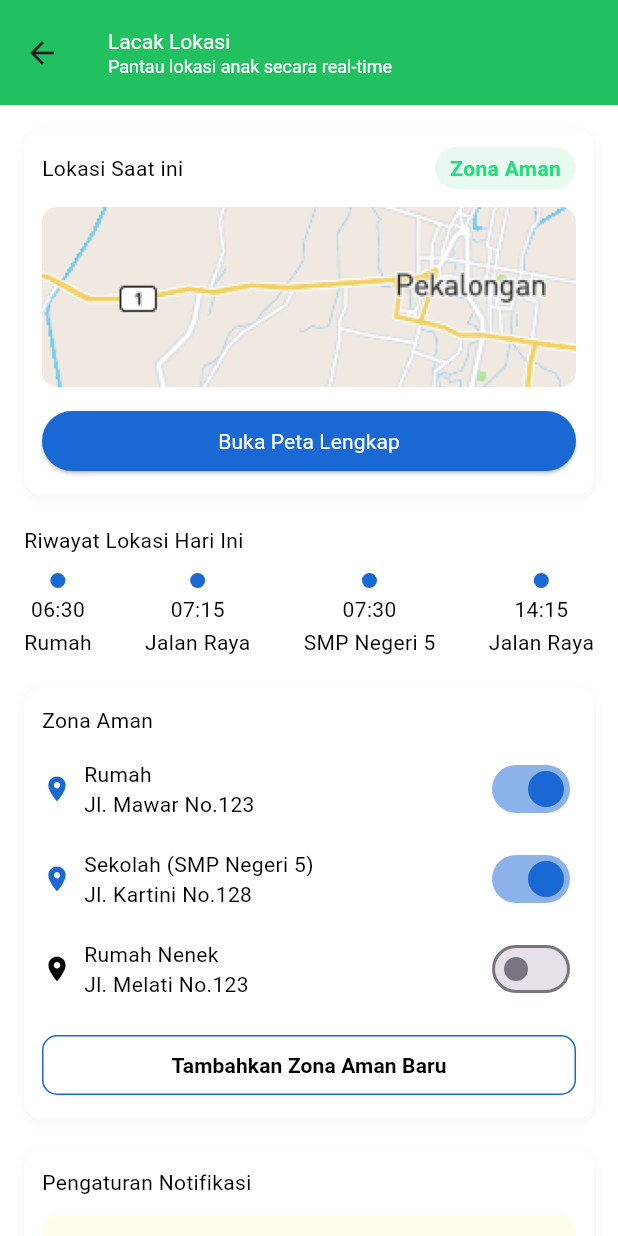
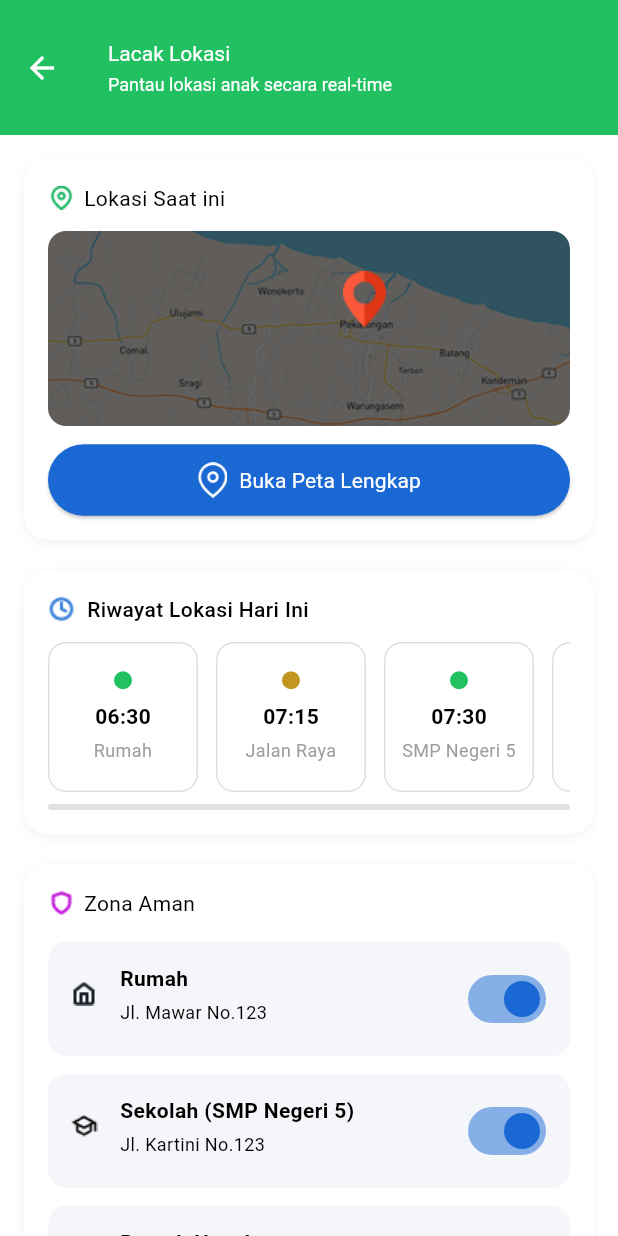
Before and after one commit to dhimskyyy/gen_app, a Flutter app: the LocationScreen screen opened by its route, on a phone screen of 412 x 824 dp. Run offline on Flutter 3.47's test engine with Material 3 defaults, Android fonts, the phone set to English and light mode, and no system bars; Roboto replaces fonts that are missing (YourFont).

Commit message:
merapihkan location_screen, menambahkan icons,images & app_colors

```diff
--- a/lib/location/location_screen.dart
+++ b/lib/location/location_screen.dart
@@ -11,33 +11,38 @@ class LocationScreen extends StatelessWidget {
       backgroundColor: AppColors.white,
       appBar: AppBar(
         backgroundColor: AppColors.greenSoft,
+        elevation: 0,
+        toolbarHeight: 90,
+        leading: IconButton(
+          icon: const Icon(Icons.arrow_back, color: Colors.white),
+          onPressed: () => Navigator.pop(context),
+        ),
         title: Column(
           crossAxisAlignment: CrossAxisAlignment.start,
           children: [
             Text('Lacak Lokasi', style: AppTextStyles.textWhite),
+            const SizedBox(height: 4),
             Text(
               'Pantau lokasi anak secara real-time',
               style: AppTextStyles.extraSmallWhite,
             ),
           ],
         ),
-        toolbarHeight: 70,
       ),
       body: SingleChildScrollView(
         child: Padding(
-          padding: const EdgeInsets.all(16.0),
+          padding: const EdgeInsets.all(16),
           child: Column(
             crossAxisAlignment: CrossAxisAlignment.start,
             children: [
               _currentLocationCard(),
               const SizedBox(height: 20),
-              Text('Riwayat Lokasi Hari Ini', style: AppTextStyles.textReguler),
-              const SizedBox(height: 12),
-              _locationHistory(),
+              _locationHistorySection(),
               const SizedBox(height: 20),
               _safeZoneCard(),
               const SizedBox(height: 20),
               _notificationSettings(),
+              const SizedBox(height: 20),
             ],
           ),
         ),
@@ -47,14 +52,14 @@ class LocationScreen extends StatelessWidget {
 
   Widget _currentLocationCard() {
     return Container(
-      padding: const EdgeInsets.all(12),
+      padding: const EdgeInsets.all(16),
       decoration: BoxDecoration(
         color: AppColors.white,
-        borderRadius: BorderRadius.circular(12),
+        borderRadius: BorderRadius.circular(16),
         boxShadow: [
           BoxShadow(
             color: AppColors.shadowSoft,
-            blurRadius: 5,
+            blurRadius: 6,
             offset: const Offset(0, 2),
           ),
         ],
@@ -63,44 +68,48 @@ class LocationScreen extends StatelessWidget {
         crossAxisAlignment: CrossAxisAlignment.start,
         children: [
           Row(
-            mainAxisAlignment: MainAxisAlignment.spaceBetween,
             children: [
+              Image.asset('assets/icons/map_pin.png', width: 18),
+              const SizedBox(width: 6),
               Text('Lokasi Saat ini', style: AppTextStyles.textReguler),
-              Container(
-                padding: const EdgeInsets.symmetric(
-                  horizontal: 10,
-                  vertical: 4,
+            ],
           ),
-                decoration: BoxDecoration(
-                  color: AppColors.greenSoft.withOpacity(0.1),
-                  borderRadius: BorderRadius.circular(20),
+          const SizedBox(height: 12),
+          Stack(
+            children: [
+              ClipRRect(
+                borderRadius: BorderRadius.circular(12),
+                child: Image.asset(
+                  'assets/images/Basemap.png',
+                  height: 130,
+                  width: double.infinity,
+                  fit: BoxFit.cover,
                 ),
-                child: Text('Zona Aman', style: AppTextStyles.zone),
+              ),
+              Positioned(
+                top: 25,
+                left: 195,
+                child: Image.asset(
+                  'assets/icons/Vector.png',
+                  width: 32, // Sesuaikan ukuran icon
+                ),
               ),
             ],
           ),
           const SizedBox(height: 12),
-          ClipRRect(
-            borderRadius: BorderRadius.circular(10),
-            child: Image.asset(
-              'assets/images/maps.png',
-              height: 120,
-              width: double.infinity,
-              fit: BoxFit.cover,
-            ),
-          ),
-          const SizedBox(height: 12),
           SizedBox(
             width: double.infinity,
-            child: ElevatedButton(
+            child: ElevatedButton.icon(
               onPressed: () {},
               style: ElevatedButton.styleFrom(
                 backgroundColor: AppColors.primary,
                 shape: RoundedRectangleBorder(
-                  borderRadius: BorderRadius.circular(20),
+                  borderRadius: BorderRadius.circular(28),
                 ),
+                padding: const EdgeInsets.symmetric(vertical: 12),
               ),
-              child: Text('Buka Peta Lengkap', style: AppTextStyles.textWhite),
+              icon: Image.asset('assets/icons/point_icon.png', width: 20),
+              label: Text('Buka Peta Lengkap', style: AppTextStyles.textWhite),
             ),
           ),
         ],
@@ -108,40 +117,30 @@ class LocationScreen extends StatelessWidget {
     );
   }
 
-  Widget _locationHistory() {
-    return Row(
-      mainAxisAlignment: MainAxisAlignment.spaceBetween,
-      children: [
-        locationHistoryItem('06:30', 'Rumah'),
-        locationHistoryItem('07:15', 'Jalan Raya'),
-        locationHistoryItem('07:30', 'SMP Negeri 5'),
-        locationHistoryItem('14:15', 'Jalan Raya'),
-      ],
-    );
-  }
+  Widget _locationHistorySection() {
+    final ScrollController _scrollController = ScrollController();
 
-  Widget locationHistoryItem(String time, String location) {
-    return Column(
-      children: [
-        CircleAvatar(radius: 5, backgroundColor: AppColors.primary),
-        const SizedBox(height: 4),
-        Text(time, style: AppTextStyles.textReguler),
-        const SizedBox(height: 2),
-        Text(location, style: AppTextStyles.textReguler),
-      ],
-    );
-  }
+    return StatefulBuilder(
+      builder: (context, setState) {
+        double scrollProgress = 0;
 
-  Widget _safeZoneCard() {
+        _scrollController.addListener(() {
+          final maxScroll = _scrollController.position.maxScrollExtent;
+          final currentScroll = _scrollController.position.pixels;
+          setState(() {
+            scrollProgress = (maxScroll == 0) ? 0 : currentScroll / maxScroll;
+          });
+        });
+
         return Container(
-      padding: const EdgeInsets.all(12),
+          padding: const EdgeInsets.all(16),
           decoration: BoxDecoration(
             color: AppColors.white,
-        borderRadius: BorderRadius.circular(12),
+            borderRadius: BorderRadius.circular(16),
             boxShadow: [
               BoxShadow(
                 color: AppColors.shadowSoft,
-            blurRadius: 5,
+                blurRadius: 6,
                 offset: const Offset(0, 2),
               ),
             ],
@@ -149,27 +148,172 @@ class LocationScreen extends StatelessWidget {
           child: Column(
             crossAxisAlignment: CrossAxisAlignment.start,
             children: [
+              Row(
+                children: [
+                  Image.asset('assets/icons/clock.png', width: 18, height: 18),
+                  const SizedBox(width: 8),
+                  Text(
+                    'Riwayat Lokasi Hari Ini',
+                    style: AppTextStyles.textReguler.copyWith(
+                      fontWeight: FontWeight.w500,
+                    ),
+                  ),
+                ],
+              ),
+              const SizedBox(height: 12),
+              SizedBox(
+                height: 100,
+                child: ListView(
+                  controller: _scrollController,
+                  scrollDirection: Axis.horizontal,
+                  children: [
+                    _historyItem('06:30', 'Rumah', AppColors.greenSoft),
+                    _historyItem('07:15', 'Jalan Raya', AppColors.orangeSoft),
+                    _historyItem('07:30', 'SMP Negeri 5', AppColors.greenSoft),
+                    _historyItem('14:15', 'Jalan Raya', AppColors.orangeSoft),
+                    _historyItem('16:00', 'Rumah Nenek', AppColors.greenSoft),
+                  ],
+                ),
+              ),
+              const SizedBox(height: 8),
+              // Scroll progress bar
+              LayoutBuilder(
+                builder: (context, constraints) {
+                  return Stack(
+                    children: [
+                      Container(
+                        height: 4,
+                        width: double.infinity,
+                        decoration: BoxDecoration(
+                          color: AppColors.lightGrey,
+                          borderRadius: BorderRadius.circular(2),
+                        ),
+                      ),
+                      AnimatedContainer(
+                        duration: const Duration(milliseconds: 100),
+                        height: 4,
+                        width: constraints.maxWidth * scrollProgress,
+                        decoration: BoxDecoration(
+                          color: Colors.black,
+                          borderRadius: BorderRadius.circular(2),
+                        ),
+                      ),
+                    ],
+                  );
+                },
+              ),
+            ],
+          ),
+        );
+      },
+    );
+  }
+
+  Widget _historyItem(String time, String label, Color dotColor) {
+    return Container(
+      width: 100,
+      margin: const EdgeInsets.only(right: 12),
+      padding: const EdgeInsets.symmetric(horizontal: 8, vertical: 12),
+      decoration: BoxDecoration(
+        color: AppColors.white,
+        borderRadius: BorderRadius.circular(12),
+        border: Border.all(color: AppColors.lightGrey),
+      ),
+      child: Column(
+        mainAxisAlignment: MainAxisAlignment.center,
+        children: [
+          Container(
+            width: 12,
+            height: 12,
+            decoration: BoxDecoration(color: dotColor, shape: BoxShape.circle),
+          ),
+          const SizedBox(height: 8),
+          Text(
+            time,
+            style: AppTextStyles.textReguler.copyWith(
+              fontWeight: FontWeight.w600,
+              fontSize: 14,
+            ),
+          ),
+          const SizedBox(height: 4),
+          Text(
+            label,
+            textAlign: TextAlign.center,
+            maxLines: 2,
+            overflow: TextOverflow.ellipsis,
+            style: AppTextStyles.textEmail.copyWith(
+              fontSize: 12,
+              color: AppColors.grey,
+            ),
+          ),
+        ],
+      ),
+    );
+  }
+
+  Widget _safeZoneCard() {
+    return Container(
+      padding: const EdgeInsets.all(16),
+      decoration: BoxDecoration(
+        color: AppColors.white,
+        borderRadius: BorderRadius.circular(16),
+        boxShadow: [
+          BoxShadow(
+            color: AppColors.shadowSoft,
+            blurRadius: 6,
+            offset: const Offset(0, 2),
+          ),
+        ],
+      ),
+      child: Column(
+        crossAxisAlignment: CrossAxisAlignment.start,
+        children: [
+          Row(
+            children: [
+              Image.asset('assets/icons/shield.png', width: 18),
+              const SizedBox(width: 6),
               Text('Zona Aman', style: AppTextStyles.textReguler),
+            ],
+          ),
+          const SizedBox(height: 16),
+          _safeZoneItem(
+            title: 'Rumah',
+            address: 'Jl. Mawar No.123',
+            active: true,
+            iconFile: 'home.png',
+          ),
           const SizedBox(height: 12),
-          safeZoneItem('Rumah', 'Jl. Mawar No.123', true),
+          _safeZoneItem(
+            title: 'Sekolah (SMP Negeri 5)',
+            address: 'Jl. Kartini No.123',
+            active: true,
+            iconFile: 'school.png',
+          ),
           const SizedBox(height: 12),
-          safeZoneItem('Sekolah (SMP Negeri 5)', 'Jl. Kartini No.128', true),
-          const SizedBox(height: 12),
-          safeZoneItem('Rumah Nenek', 'Jl. Melati No.123', false),
-          const SizedBox(height: 16),
+          _safeZoneItem(
+            title: 'Rumah Nenek',
+            address: 'Jl. Melati No.123',
+            active: false,
+            iconFile: 'home.png',
+          ),
+          const SizedBox(height: 20),
           SizedBox(
             width: double.infinity,
-            child: OutlinedButton(
+            child: ElevatedButton.icon(
               onPressed: () {},
-              style: OutlinedButton.styleFrom(
-                side: BorderSide(color: AppColors.primary),
-                shape: RoundedRectangleBorder(
-                  borderRadius: BorderRadius.circular(10),
+              icon: const Icon(Icons.add, color: Colors.white),
+              label: Text(
+                'Tambahkan Zona Aman Baru',
+                style: AppTextStyles.textWhite.copyWith(
+                  fontWeight: FontWeight.bold,
                 ),
               ),
-              child: Text(
-                'Tambahkan Zona Aman Baru',
-                style: AppTextStyles.button,
+              style: ElevatedButton.styleFrom(
+                backgroundColor: AppColors.primary,
+                shape: RoundedRectangleBorder(
+                  borderRadius: BorderRadius.circular(28),
+                ),
+                padding: const EdgeInsets.symmetric(vertical: 14),
               ),
             ),
           ),
@@ -178,46 +322,68 @@ class LocationScreen extends StatelessWidget {
     );
   }
 
-  Widget safeZoneItem(String title, String address, bool isActive) {
-    return Row(
+  Widget _safeZoneItem({
+    required String title,
+    required String address,
+    required bool active,
+    required String iconFile,
+  }) {
+    return Container(
+      padding: const EdgeInsets.symmetric(horizontal: 12, vertical: 14),
+      decoration: BoxDecoration(
+        color: const Color(0xFFF5F6FA), // Abu-abu soft sesuai desain Figma
+        borderRadius: BorderRadius.circular(12),
+      ),
+      child: Row(
         mainAxisAlignment: MainAxisAlignment.spaceBetween,
+        crossAxisAlignment: CrossAxisAlignment.start,
         children: [
           Row(
             children: [
-            Icon(
-              Icons.location_on,
-              color: isActive ? AppColors.primary : AppColors.black,
-              size: 20,
-            ),
-            const SizedBox(width: 8),
+              Image.asset('assets/icons/$iconFile', width: 24),
+              const SizedBox(width: 12),
               Column(
                 crossAxisAlignment: CrossAxisAlignment.start,
                 children: [
-                Text(title, style: AppTextStyles.textReguler),
-                Text(address, style: AppTextStyles.description),
+                  Text(
+                    title,
+                    style: AppTextStyles.textReguler.copyWith(
+                      fontWeight: FontWeight.w600,
+                      fontSize: 14,
+                    ),
+                  ),
+                  const SizedBox(height: 4),
+                  Text(
+                    address,
+                    style: AppTextStyles.description.copyWith(
+                      fontSize: 12,
+                      color: AppColors.black, // Ubah jadi hitam
+                    ),
+                  ),
                 ],
               ),
             ],
           ),
           Switch(
-          value: isActive,
+            value: active,
             onChanged: (_) {},
             activeColor: AppColors.primary,
           ),
         ],
+      ),
     );
   }
 
   Widget _notificationSettings() {
     return Container(
-      padding: const EdgeInsets.all(12),
+      padding: const EdgeInsets.all(16),
       decoration: BoxDecoration(
         color: AppColors.white,
-        borderRadius: BorderRadius.circular(12),
+        borderRadius: BorderRadius.circular(16),
         boxShadow: [
           BoxShadow(
             color: AppColors.shadowSoft,
-            blurRadius: 5,
+            blurRadius: 6,
             offset: const Offset(0, 2),
           ),
         ],
@@ -225,16 +391,22 @@ class LocationScreen extends StatelessWidget {
       child: Column(
         crossAxisAlignment: CrossAxisAlignment.start,
         children: [
+          Row(
+            children: [
+              Image.asset('assets/icons/shield.png', width: 18),
+              const SizedBox(width: 6),
               Text('Pengaturan Notifikasi', style: AppTextStyles.textReguler),
-          const SizedBox(height: 12),
-          notificationItem(
+            ],
+          ),
+          const SizedBox(height: 16),
+          _notificationItem(
             title: 'Baterai Lemah',
             subtitle: 'Notifikasi saat baterai <20%',
             isActive: true,
             bgColor: AppColors.yellowSoft,
           ),
           const SizedBox(height: 12),
-          notificationItem(
+          _notificationItem(
             title: 'Keluar Zona Aman',
             subtitle: 'Peringatan ketika keluar zona aman',
             isActive: true,
@@ -245,27 +417,30 @@ class LocationScreen extends StatelessWidget {
     );
   }
 
-  Widget notificationItem({
+  Widget _notificationItem({
     required String title,
     required String subtitle,
     required bool isActive,
     required Color bgColor,
   }) {
     return Container(
-      padding: const EdgeInsets.symmetric(horizontal: 12, vertical: 8),
+      padding: const EdgeInsets.symmetric(horizontal: 12, vertical: 12),
       decoration: BoxDecoration(
         color: bgColor,
-        borderRadius: BorderRadius.circular(10),
+        borderRadius: BorderRadius.circular(12),
       ),
       child: Row(
         mainAxisAlignment: MainAxisAlignment.spaceBetween,
         children: [
-          Column(
+          Flexible(
+            child: Column(
               crossAxisAlignment: CrossAxisAlignment.start,
               children: [
                 Text(title, style: AppTextStyles.textReguler),
+                const SizedBox(height: 4),
                 Text(subtitle, style: AppTextStyles.description),
               ],
+            ),
           ),
           Switch(
             value: isActive,
--- a/lib/theme/app_colors.dart
+++ b/lib/theme/app_colors.dart
@@ -6,20 +6,17 @@ class AppColors {
   static const Color white = Colors.white;
   static const Color black = Colors.black;
   static final Color grey = Colors.grey;
-  static final Color lightGrey = const Color(0xFFE0E0E0);
-  static final Color lightGreen =  Color(0xFFEFFBF4);
-
+  static final Color lightGrey = Color(0xFFE0E0E0);
+  static final Color lightGreen = Color(0xFFEFFBF4);
   static const Color greenSoft = Color(0xFF21C162);
+  static const Color orangeSoft = Color.fromARGB(255, 193, 150, 33);
   static const Color greySoft = Color.fromARGB(107, 185, 187, 186);
-  static const Color yellowSoft = Color(
-    0x1AFFEB3B,
-  );
-  static const Color redSoft = Color.fromARGB(255, 228, 37, 23);
+  static const Color yellowSoft = Color(0xFFFFF7E3); // kuning pastel
+  static const Color redSoft = Color(0xFFFFE4E1); // merah pastel
 
   // Shadow Soft (5% opacity)
   static const Color shadowSoft = Color(0x0D000000);
 
   // Delete Red Color
   static const Color deleteRed = Color(0xFFF44336);
-
 }
```
Also changed, not shown: assets/icons/Vector.png (added), assets/icons/clock.png (added), assets/icons/home.png (added), assets/icons/map_pin.png (added), assets/icons/plus.png (added), assets/icons/school.png (added), assets/icons/shield.png (added), assets/images/Basemap.png (added). Lines whose indentation alone changed are shown as unchanged.
